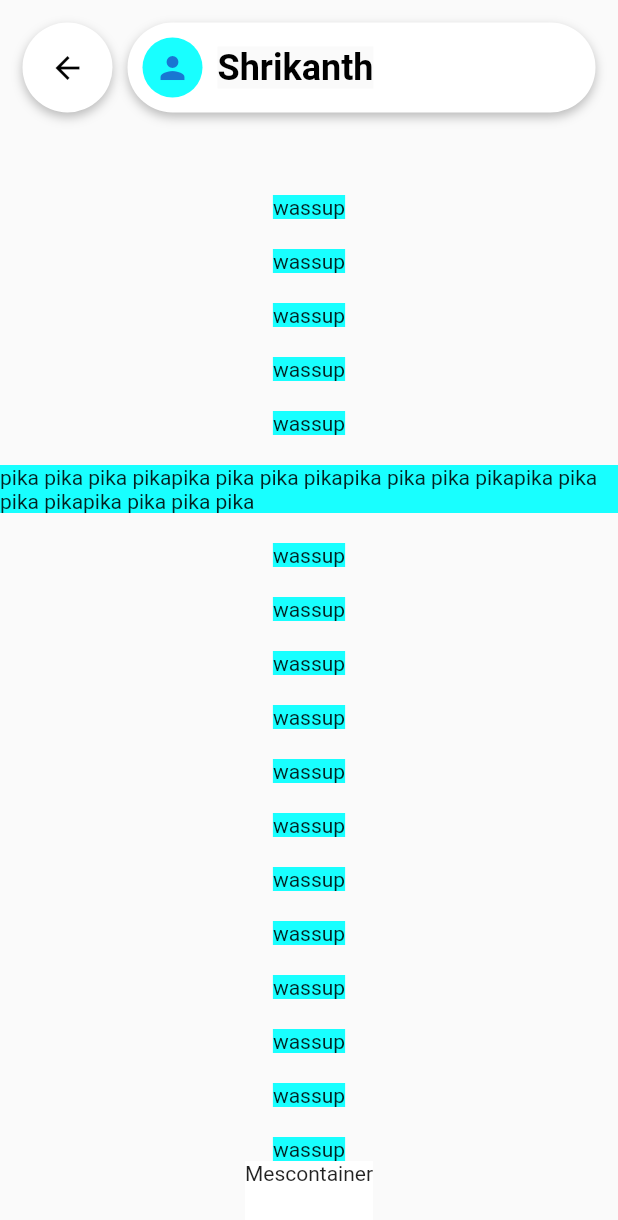
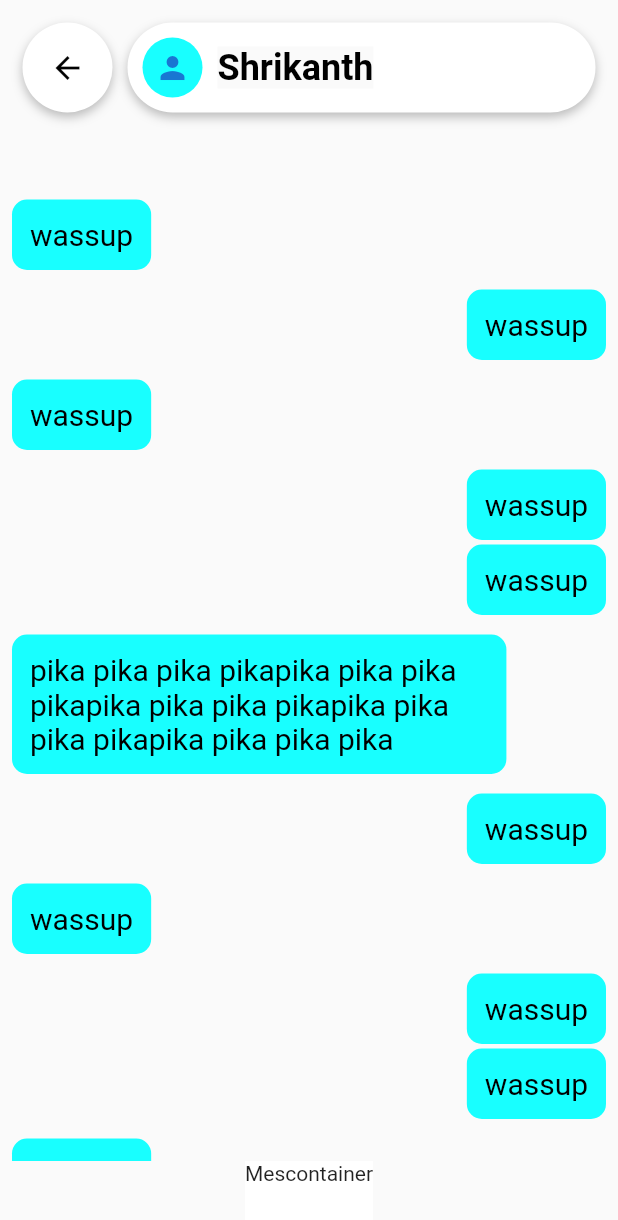
Before and after one commit to megashrieks/flutter-messenger, a Flutter app: the screen it shows after launch, after a tap on "Shrikanth", on a phone screen of 412 x 824 dp. Shown: the top 1220 px of the screen. Run offline on Flutter 3.47's test engine with Material 2 defaults, Android fonts, the phone set to English and light mode, and no system bars.

Commit message:
Completed the converstaion component with left and right alignment

```diff
--- a/lib/pages/ConversationView.dart
+++ b/lib/pages/ConversationView.dart
@@ -1,5 +1,6 @@
 import 'package:flutter/material.dart';
 import 'package:messenger/utils/Conversation.dart';
+
 class ConversationView extends StatefulWidget {
   @override
   _ConversationViewState createState() => _ConversationViewState();
@@ -7,41 +8,73 @@ class ConversationView extends StatefulWidget {
 
 class _ConversationViewState extends State<ConversationView> {
   List<Conversation> conversation = [
-    Conversation(user:false,message:"wassup"),
-    Conversation(user:true,message:"wassup"),
-    Conversation(user:false,message:"wassup"),
-    Conversation(user:true,message:"wassup"),
-    Conversation(user:true,message:"wassup"),
-    Conversation(user:false,message:"pika pika pika pikapika pika pika pikapika pika pika pikapika pika pika pikapika pika pika pika"),
-    Conversation(user:true,message:"wassup"),
-    Conversation(user:false,message:"wassup"),
-    Conversation(user:true,message:"wassup"),
-    Conversation(user:true,message:"wassup"),
-    Conversation(user:false,message:"wassup"),
-    Conversation(user:true,message:"wassup"),
-    Conversation(user:false,message:"wassup"),
-    Conversation(user:true,message:"wassup"),
-    Conversation(user:true,message:"wassup"),
-    Conversation(user:false,message:"wassup"),
-    Conversation(user:true,message:"wassup"),
-    Conversation(user:false,message:"wassup"),
-    Conversation(user:true,message:"wassup"),
-    Conversation(user:true,message:"wassup"),
+    Conversation(user: false, message: "wassup"),
+    Conversation(user: true, message: "wassup"),
+    Conversation(user: false, message: "wassup"),
+    Conversation(user: true, message: "wassup"),
+    Conversation(user: true, message: "wassup"),
+    Conversation(
+        user: false,
+        message:
+            "pika pika pika pikapika pika pika pikapika pika pika pikapika pika pika pikapika pika pika pika"),
+    Conversation(user: true, message: "wassup"),
+    Conversation(user: false, message: "wassup"),
+    Conversation(user: true, message: "wassup"),
+    Conversation(user: true, message: "wassup"),
+    Conversation(user: false, message: "wassup"),
+    Conversation(user: true, message: "wassup"),
+    Conversation(user: false, message: "wassup"),
+    Conversation(user: true, message: "wassup"),
+    Conversation(user: true, message: "wassup"),
+    Conversation(user: false, message: "wassup"),
+    Conversation(user: true, message: "wassup"),
+    Conversation(user: false, message: "wassup"),
+    Conversation(user: true, message: "wassup"),
+    Conversation(user: true, message: "wassup"),
   ];
+
   @override
   Widget build(BuildContext context) {
     return ListView(
       children: <Widget>[
-        SizedBox(height:120.0),
+        SizedBox(height: 120.0),
         Column(
-              children:conversation.map((Conversation item){
-                return Container(
-                  color:Theme.of(context).accentColor,
-                  margin:EdgeInsets.symmetric(vertical: 10.0),
-                  child:Text(item.message),
-                );
-              }).toList(),
-          ),
+          children: conversation.asMap().map((int index, Conversation item) {
+            return MapEntry(
+              index,
+              Container(
+                alignment:
+                    item.user ? Alignment.centerRight : Alignment.centerLeft,
+                margin: EdgeInsets.only(
+                    top: index > 0.0 && conversation[index-1].user == item.user ? 3.0 : 13.0,
+                ),
+                child: Padding(
+                  padding: const EdgeInsets.symmetric(horizontal:8.0),
+                  child: Container(
+                    constraints: BoxConstraints(
+                      minWidth: 40.0,
+                      maxWidth: MediaQuery.of(context).size.width * 0.8,
+                    ),
+                    decoration: BoxDecoration(
+                      color: Theme.of(context).accentColor,
+                      borderRadius: BorderRadius.all(Radius.circular(10.0)),
+                    ),
+                    child: Padding(
+                      padding: const EdgeInsets.all(12.0),
+                      child: Text(
+                        item.message,
+                        style: TextStyle(
+                          color: Colors.black,
+                          fontSize: 20.0,
+                        ),
+                      ),
+                    ),
+                  ),
+                ),
+              ),
+            );
+          }).values.toList(),
+        ),
       ],
     );
   }
```
